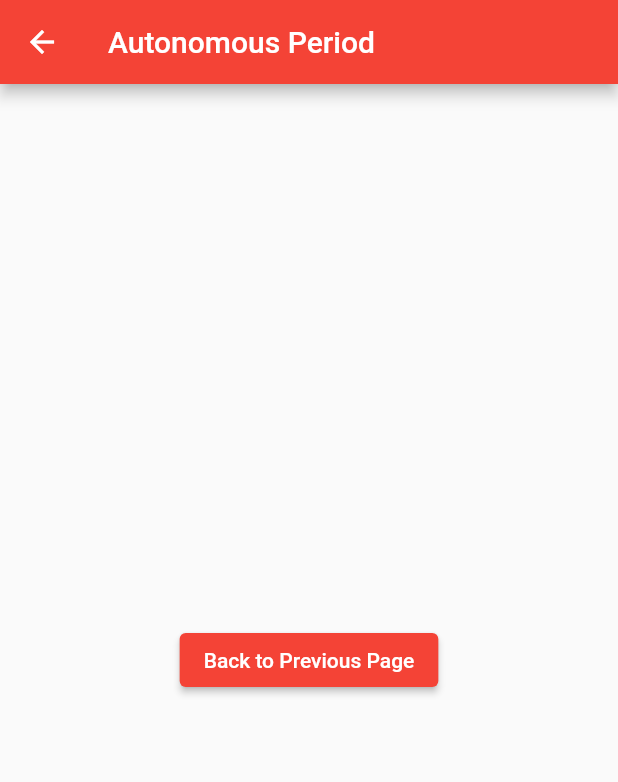
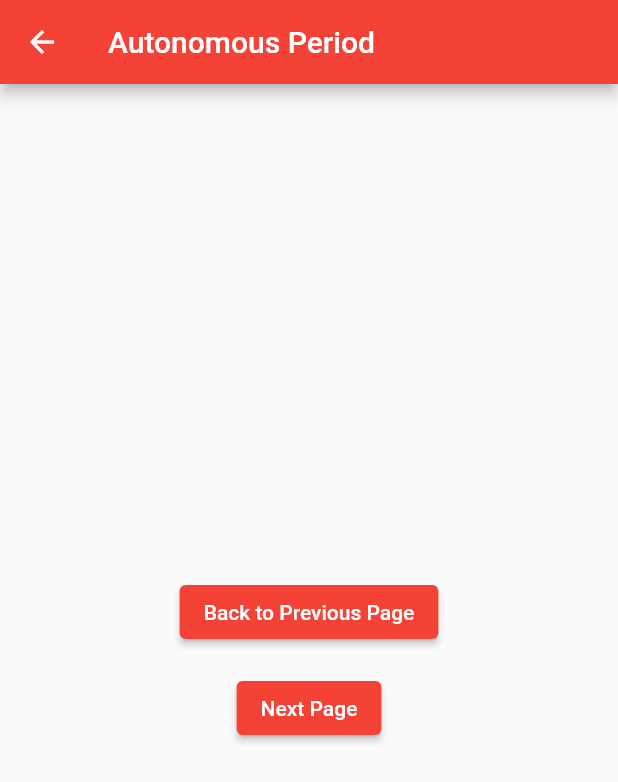
Before and after one commit to team4976/frc-2023-charged-up-scouting, a Flutter app: the screen it shows after launch, after a tap on "Start Scouting", on a phone screen of 412 x 824 dp. Shown: the top 782 px of the screen. Run offline on Flutter 3.47's test engine with Material 2 defaults, Android fonts, the phone set to English and light mode, and no system bars.

Commit message:
Added all of the basic pages, and also we can now focus on adding the code, the functions will help tremendously.

```diff
--- a/lib/Auto.dart
+++ b/lib/Auto.dart
@@ -27,7 +27,12 @@ class _AutoPageState extends State<AutoPage> {
                   Text(
                       "Back to Previous Page"
                   )),
-                ])
+                Text(""),
+                ElevatedButton(onPressed: (){Functions.functions.GotoPage("/Teleop", context);}, child:
+                Text(
+                    "Next Page"
+                )),
+              ])
        ])
     );
   }
--- /dev/null
+++ b/lib/Data.dart
@@ -0,0 +1 @@
+import 'package:flutter/material.dart';
--- a/lib/Functions.dart
+++ b/lib/Functions.dart
@@ -3,4 +3,5 @@ import 'package:flutter/material.dart';
 class functions{
 
   static void GotoPage(String Page, BuildContext context) => Navigator.pushNamed(context, Page);
+
 }
--- a/lib/main.dart
+++ b/lib/main.dart
@@ -1,5 +1,6 @@
 import 'package:flutter/material.dart';
 import 'Auto.dart' as AutoFile;
+import 'Teleop.dart' as Teleop;
 import 'Functions.dart' as Functions;
 
 void main() {
@@ -22,7 +23,8 @@
       routes: {
         // Add the routes here
         '/Index': (context) => MyHomePage(title: 'Robotics Title Page'),
-        '/Auto': (context) => AutoFile.AutoPage(title: 'Autonomous Period')
+        '/Auto': (context) => AutoFile.AutoPage(title: 'Autonomous Period'),
+        '/Teleop': (context) => Teleop.teleop(title: 'Teleop')
       });
 
   }
@@ -52,15 +54,11 @@
             child: Column(
               mainAxisAlignment: MainAxisAlignment.center,
               children: [
-                ElevatedButton(onPressed: () {Navigator.pushNamed(context, '/Auto');}, child:
+                ElevatedButton(onPressed: () {Functions.functions.GotoPage('/Auto', context);}, child:
                 Text(
                   "Start Scouting"
                 )),
-                Text(""),
-                ElevatedButton(onPressed: () {/*Navigator.pushNamed(context, '/Auto');*/}, child:
-                Text(
-                    "Convert to a qr code"
-                ))
+
               ],
             )));
 
```
Also changed, not shown: lib/Endgame.dart (added, +16 -0 lines), lib/Teleop.dart (added, +36 -0 lines).
